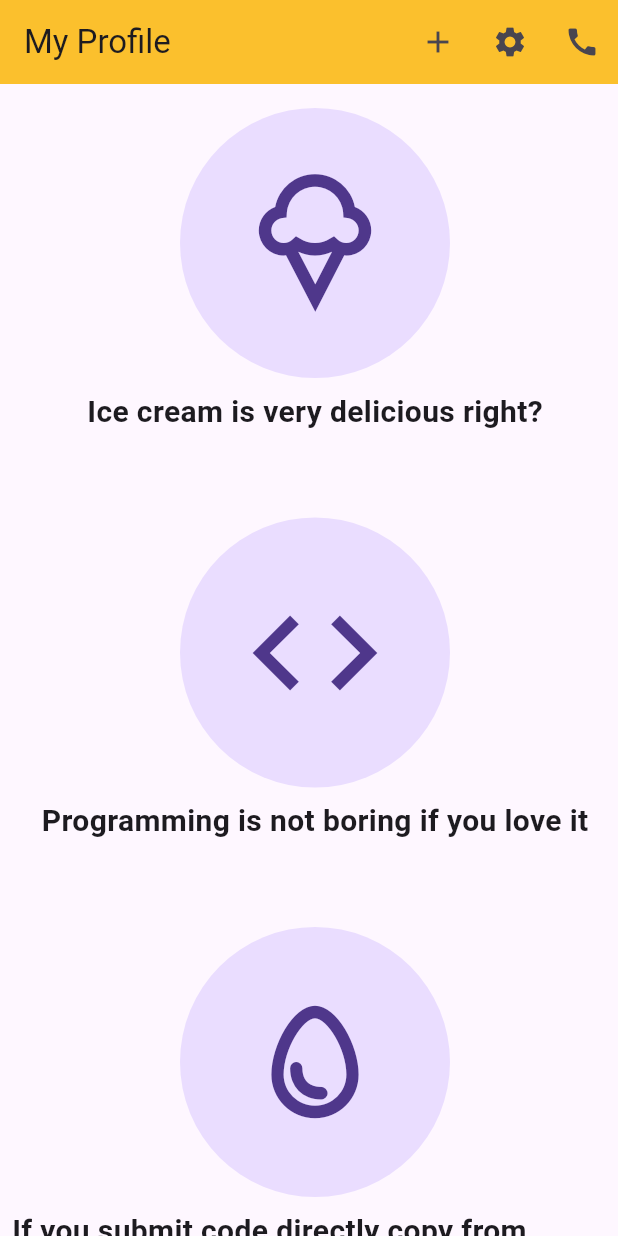
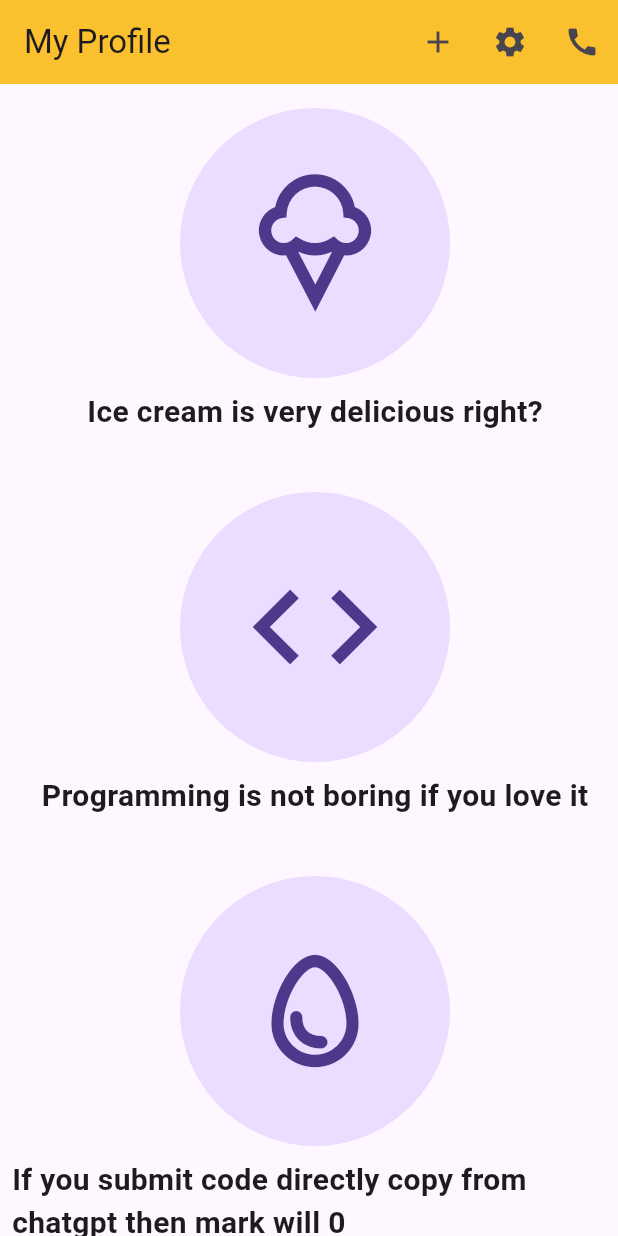
Before and after one commit to TahmidMannanDipu/ostad-assignment-02, a Flutter app: the screen it shows after launch, on a phone screen of 412 x 824 dp. Run offline on Flutter 3.47's test engine with Material 3 defaults, Android fonts, the light colour scheme and no system bars.

Commit message:
assignment 02

```diff
--- a/lib/home_page.dart
+++ b/lib/home_page.dart
@@ -8,9 +8,8 @@ class HomePage extends StatelessWidget {
     // build reusable widget
     Widget buildIconAndText(IconData icon, String text) {
       return Padding(
-        padding: const EdgeInsets.only(top: 16.0, bottom: 32, left: 8),
+        padding: const EdgeInsets.only(top: 16.0, left: 8),
         child: Column(
-          mainAxisSize: MainAxisSize.max,
           children: [
             CircleAvatar(
               backgroundColor: Colors.deepPurpleAccent[50],
@@ -27,9 +26,6 @@ class HomePage extends StatelessWidget {
               text,
               style: const TextStyle(fontSize: 20, fontWeight: FontWeight.bold),
             ),
-            const SizedBox(
-              height: 8,
-            )
           ],
         ),
       );
@@ -48,12 +44,16 @@ class HomePage extends StatelessWidget {
       body: Center(
         child: Column(
           children: [
-            buildIconAndText(
-                Icons.icecream_outlined, "Ice cream is very delicious right?"),
-            buildIconAndText(
-                Icons.code, "Programming is not boring if you love it"),
-            buildIconAndText(Icons.egg_outlined,
-                "If you submit code directly copy from chatgpt then mark will 0")
+            Expanded(
+              child: buildIconAndText(Icons.icecream_outlined,
+                  "Ice cream is very delicious right?"),
+            ),
+            Expanded(
+              child: buildIconAndText(
+                  Icons.code, "Programming is not boring if you love it"),
+            ),
+            Expanded(child: buildIconAndText(Icons.egg_outlined,
+                "If you submit code directly copy from chatgpt then mark will 0"))
           ],
         ),
       ),
```
